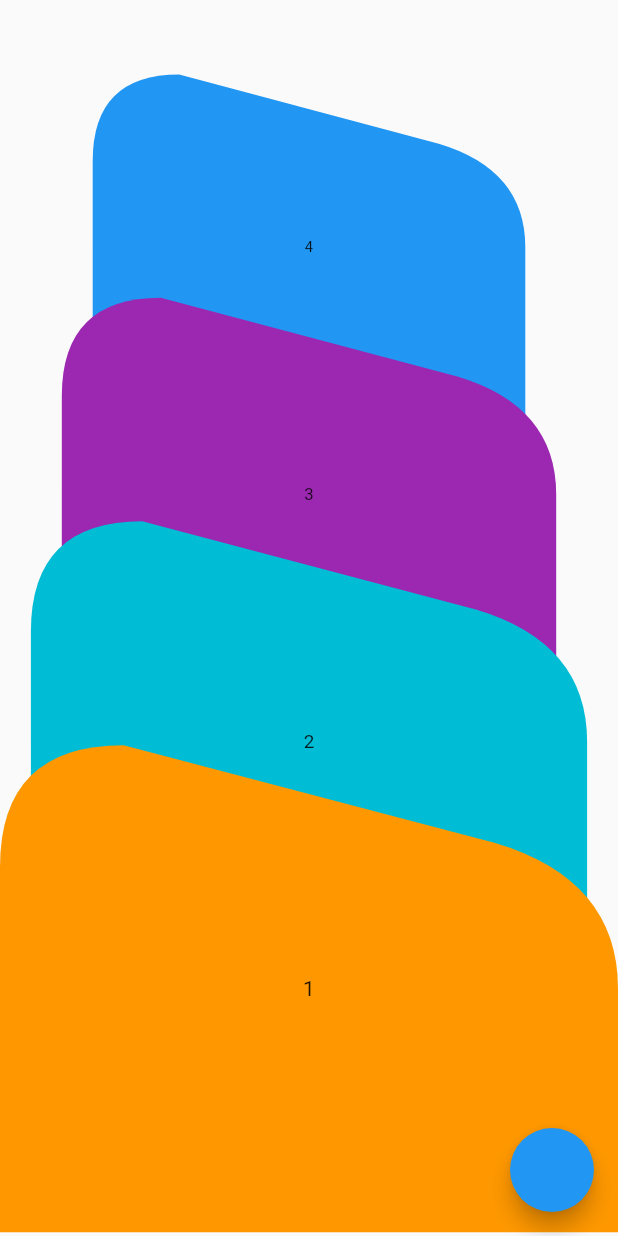
After one commit to wrteam-priyansh/ui_ux, a Flutter app: the MeditationUx screen opened directly, on a phone screen of 412 x 824 dp. The commit adds this screen. Run offline on Flutter 3.47's test engine with Material 2 defaults, Android fonts, the phone set to English and light mode, and no system bars; our stand-ins replace cached_network_image, flutter_bloc, lottie, octo_image; missing offline and left inert: flutter_tex.

Commit message:
added basic animation for meditation ux

```diff
--- /dev/null
+++ b/lib/ui/screens/meditationUx.dart
@@ -0,0 +1,156 @@
+import 'dart:math';
+
+import 'package:flutter/material.dart';
+
+class MeditationUx extends StatefulWidget {
+  MeditationUx({Key? key}) : super(key: key);
+
+  @override
+  _MeditationUxState createState() => _MeditationUxState();
+}
+
+class _MeditationUxState extends State<MeditationUx> with TickerProviderStateMixin {
+  late AnimationController animationController = AnimationController(vsync: this, duration: Duration(milliseconds: 1600));
+  late List<Animation<double>> animations = [];
+
+  List<int> dataList = [4, 3, 2, 1];
+
+  List<Color> color = [Colors.blue, Colors.purple, Colors.cyan, Colors.orange];
+
+  late int currentSubMenu = 1;
+
+  @override
+  void initState() {
+    super.initState();
+    for (var i = 3; i >= 0; i--) {
+      animations.add(Tween<double>(begin: 0.0, end: 1.0).animate(CurvedAnimation(parent: animationController, curve: Interval(i * 0.1, 0.54 + (i * 0.115), curve: Curves.easeInOutSine))));
+    }
+  }
+
+  @override
+  void dispose() {
+    animationController.dispose();
+    super.dispose();
+  }
+
+  double _calculateCardTopPosition(int cardIndex) {
+    double topPosition = cardIndex > 3 ? 5.0 : 0.0;
+    if (currentSubMenu == 1) {
+      for (var i = 0; i < cardIndex; i++) {
+        if (cardIndex > 3) {
+          topPosition = topPosition - MediaQuery.of(context).size.height * (0.20);
+        } else {
+          topPosition = topPosition + MediaQuery.of(context).size.height * (0.20);
+        }
+      }
+    }
+    return topPosition;
+  }
+
+  double _calculateCardScale(int cardIndex) {
+    double scale = 0.6;
+    for (var i = 0; i <= cardIndex; i++) {
+      scale = scale + 0.1;
+    }
+    return scale;
+  }
+
+  double _calculateAngle(int cardIndex) {
+    double angle = 2;
+    for (var i = 0; i <= cardIndex; i++) {
+      angle = angle + 2;
+    }
+    return angle;
+  }
+
+  Widget _buildCard(int cardIndex) {
+    _calculateCardTopPosition(cardIndex);
+
+    return AnimatedBuilder(
+      animation: animationController,
+      builder: (context, child) {
+        double topPosition = animations[cardIndex]
+            .drive(Tween<double>(
+              begin: _calculateCardTopPosition(cardIndex),
+              end: MediaQuery.of(context).size.height,
+            ))
+            .value;
+
+        double scale = animations[cardIndex]
+            .drive(Tween<double>(
+              begin: _calculateCardScale(cardIndex),
+              end: 1.0,
+            ))
+            .value;
+        double angle = animations[cardIndex]
+            .drive(Tween<double>(
+              begin: _calculateAngle(cardIndex),
+              end: 0.0,
+            ))
+            .value;
+
+        return Positioned(
+            top: topPosition,
+            child: Transform(
+              alignment: Alignment.center,
+              transform: Matrix4.identity()
+                ..rotateX((pi / 180) * angle)
+                ..scale(scale),
+              child: CustomPaint(
+                painter: CardCurve(color[cardIndex]),
+                child: Container(
+                  alignment: Alignment.center,
+                  child: Text("${dataList[cardIndex]}"),
+                  height: MediaQuery.of(context).size.height * (0.4),
+                  width: MediaQuery.of(context).size.width,
+                ),
+              ),
+            ));
+      },
+    );
+  }
+
+  @override
+  Widget build(BuildContext context) {
+    return Scaffold(
+      floatingActionButton: FloatingActionButton(onPressed: () {
+        if (animationController.isCompleted) {
+          animationController.reverse();
+        } else {
+          animationController.forward();
+        }
+      }),
+      body: Stack(
+        children: [...dataList.map((e) => _buildCard(dataList.indexOf(e))).toList()],
+      ),
+    );
+  }
+}
+
+class CardCurve extends CustomPainter {
+  final Color color;
+  CardCurve(this.color);
+
+  @override
+  void paint(Canvas canvas, Size size) {
+    Paint paint = Paint();
+    paint.color = color;
+    Path path = Path();
+    path.moveTo(0, size.height);
+    path.lineTo(size.width, size.height);
+    path.lineTo(size.width, size.height * (0.5));
+
+    path.quadraticBezierTo(size.width, size.height * (0.275), size.width * (0.8), size.height * (0.2));
+    path.lineTo(size.width * (0.2), 0);
+
+    path.quadraticBezierTo(0, 0, 0, size.height * (0.25));
+    path.close();
+    canvas.drawPath(path, paint);
+    //canvas.drawShadow(, Colors.black26, 5.0, true);
+  }
+
+  @override
+  bool shouldRepaint(covariant CustomPainter oldDelegate) {
+    return false;
+  }
+}
```
Also changed, not shown: lib/ui/screens/homeScreen.dart (+10 -1 lines), lib/ui/screens/randomWalker.dart (+34 -1 lines), lib/ui/screens/waveScreen.dart (added, +12 -0 lines).
